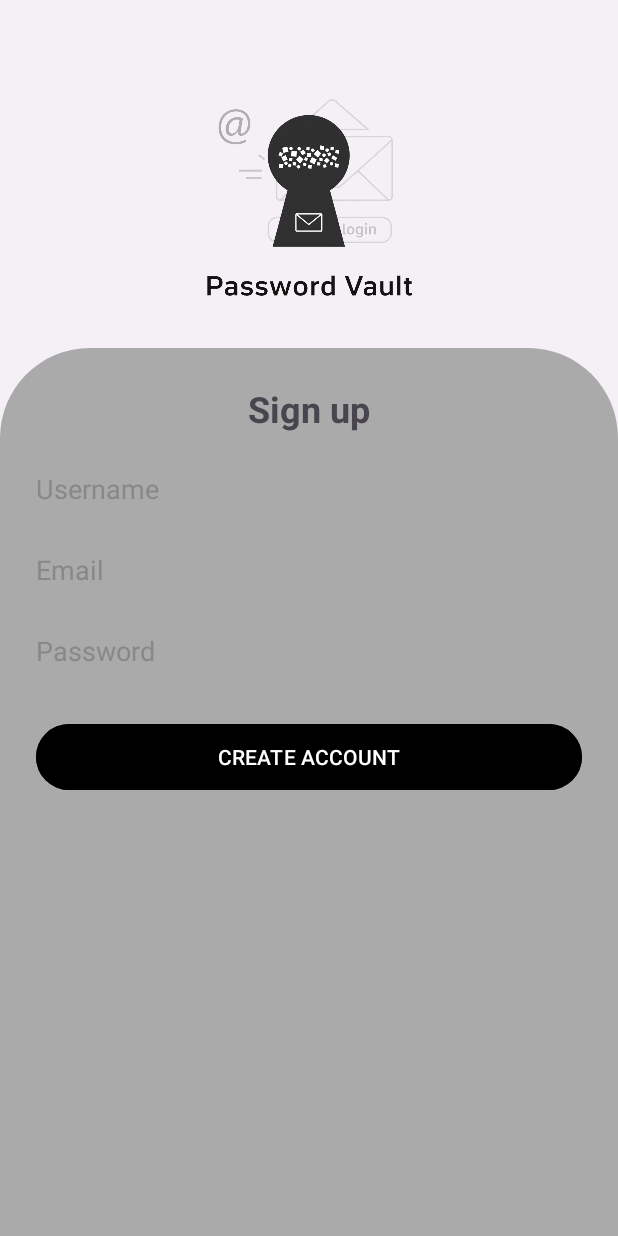
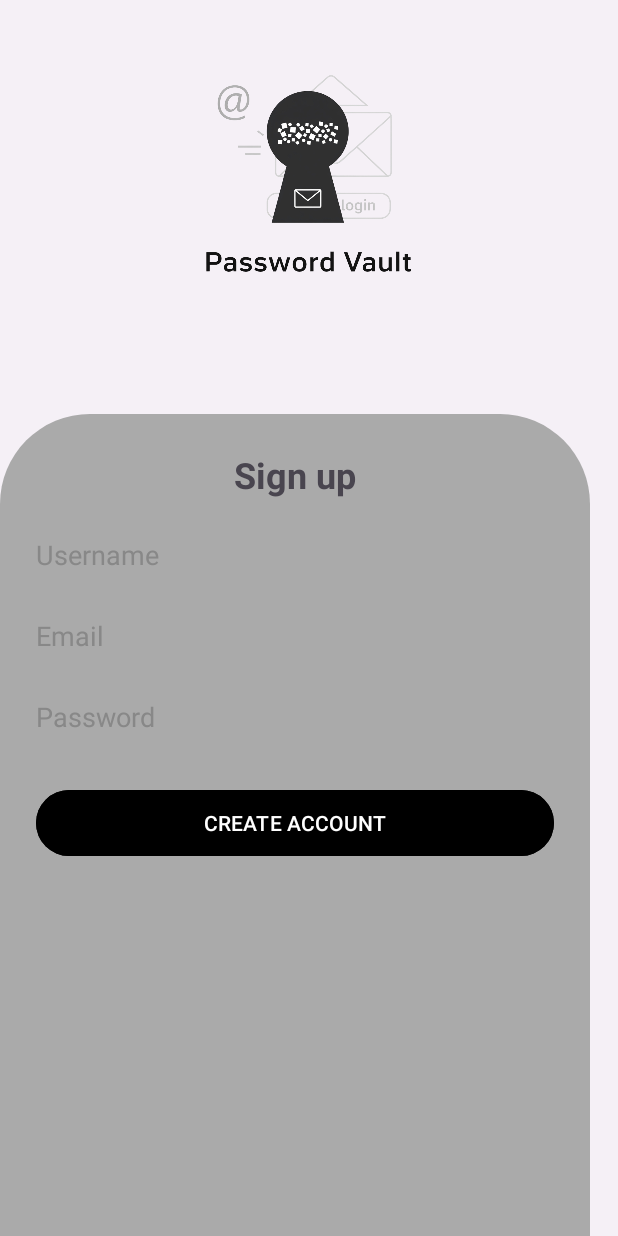
Before and after one commit to LucasFariaTDS/PasswordVault, an Android app: the screen it shows after launch (MainActivity), on a phone screen of 412 x 824 dp. Run offline under Robolectric (Android 15) with nearby library versions, the phone set to English and light mode, and no system bars.

Commit message:
MainAcitivity complet, second acitivity being created.

```diff
--- a/app/src/main/AndroidManifest.xml
+++ b/app/src/main/AndroidManifest.xml
@@ -17,10 +17,9 @@
             android:exported="true">
             <intent-filter>
                 <action android:name="android.intent.action.MAIN" />
-
                 <category android:name="android.intent.category.LAUNCHER" />
             </intent-filter>
         </activity>
+        <activity android:name=".view.SecondActivity" />
     </application>
-
 </manifest>
--- /dev/null
+++ b/app/src/main/java/com/lucas/passwordvault/DB/DB.java
@@ -0,0 +1,40 @@
+package com.lucas.passwordvault.DB;
+
+import android.content.Context;
+import android.database.sqlite.SQLiteDatabase;
+import android.database.sqlite.SQLiteOpenHelper;
+import android.provider.BaseColumns;
+
+public class DB extends SQLiteOpenHelper implements BaseColumns {
+    public static final String Name_Bank = "bank.db";
+    public static final String Table = "dataUsers";
+    public static final String ID = "id";
+    public static final String Username = "username";
+    public static final String Password = "password";
+    public static final String Email = "email";
+    public static final int Version = 1;
+
+    public DB(Context context) {
+        super(context, Name_Bank, null, Version);
+    }
+
+    @Override
+    public void onCreate(SQLiteDatabase sqLiteDatabase) {
+        String criarDB = "CREATE TABLE " + DB.Table +
+                "( " + DB.ID + " INTEGER PRIMARY KEY, "
+                + DB.Username + " text, "
+                + DB.Password + " text, "
+                + DB.Email + " text)";
+        sqLiteDatabase.execSQL(criarDB);
+    }
+
+    @Override
+    public void onUpgrade(SQLiteDatabase sqLiteDatabase, int i, int i1) {
+        sqLiteDatabase.execSQL("DROP TABLE IF EXISTS " + Table);
+        onCreate(sqLiteDatabase);
+    }
+
+    public void onDowngrade(SQLiteDatabase db, int oldVersion, int newVersion) {
+        onUpgrade(db, oldVersion, newVersion);
+    }
+}
--- /dev/null
+++ b/app/src/main/java/com/lucas/passwordvault/controller/DBController.java
@@ -0,0 +1,36 @@
+package com.lucas.passwordvault.controller;
+
+import android.content.ContentValues;
+import android.content.Context;
+import android.database.sqlite.SQLiteDatabase;
+import com.lucas.passwordvault.DB.DB;
+
+public class DBController {
+    private SQLiteDatabase db;
+    private DB bank;
+
+    public DBController(Context context) {
+        bank = new DB(context);
+    }
+
+    public String insertData(String userName, String password, String email) {
+        ContentValues data;
+        long result;
+        db = bank.getWritableDatabase();
+        data = new ContentValues();
+        data.put(DB.Username, userName);
+        data.put(DB.Password, password);
+        data.put(DB.Email, email);
+        try {
+            result = db.insert(DB.Table, null, data);
+            if (result == -1) {
+                return "Error inserting record";
+            } else {
+                return "Record inserted";
+            }
+        } catch (Exception e) {
+            e.printStackTrace();
+            return "Database error: " + e.getMessage();
+        }
+    }
+}
--- /dev/null
+++ b/app/src/main/java/com/lucas/passwordvault/controller/UserController.java
@@ -0,0 +1,32 @@
+package com.lucas.passwordvault.controller;
+
+import android.content.Context;
+import android.content.SharedPreferences;
+
+import com.lucas.passwordvault.model.User;
+
+public class UserController {
+    private static final String KEY_USER_NAME = "username";
+    private static final String KEY_PASSWORD = "password";
+    private static final String KEY_EMAIL = "email";
+    private static final String NAME_PREFERENCE = "data_users";
+    private final SharedPreferences preferences;
+
+    public UserController(Context context) {
+        preferences = context.getSharedPreferences(NAME_PREFERENCE, Context.MODE_PRIVATE);
+    }
+
+    public void saveUsers(User user) {
+        SharedPreferences.Editor dataUsers = preferences.edit();
+        dataUsers.putString(KEY_USER_NAME, user.getName());
+        dataUsers.putString(KEY_PASSWORD, user.getPassword());
+        dataUsers.putString(KEY_EMAIL, user.getEmail());
+        dataUsers.apply();
+    }
+    public User loadUser(){
+        String userName = preferences.getString(KEY_USER_NAME, "");
+        String password = preferences.getString(KEY_PASSWORD, "");
+        String email = preferences.getString(KEY_EMAIL, "");
+        return new User(userName,password,email);
+    }
+}
--- /dev/null
+++ b/app/src/main/java/com/lucas/passwordvault/model/User.java
@@ -0,0 +1,25 @@
+package com.lucas.passwordvault.model;
+
+public class User {
+    private String username;
+    private String password;
+    private String email;
+
+    public User(String username, String password, String email) {
+        this.username = username;
+        this.password = password;
+        this.email = email;
+    }
+
+    public String getName() {
+        return username;
+    }
+
+    public String getPassword() {
+        return password;
+    }
+
+    public String getEmail() {
+        return email;
+    }
+}
--- a/app/src/main/java/com/lucas/passwordvault/view/MainActivity.java
+++ b/app/src/main/java/com/lucas/passwordvault/view/MainActivity.java
@@ -1,16 +1,22 @@
 package com.lucas.passwordvault.view;
 
+import android.content.Intent;
 import android.os.Bundle;
-
+import android.widget.Button;
+import android.widget.EditText;
+import android.widget.Toast;
 import androidx.activity.EdgeToEdge;
 import androidx.appcompat.app.AppCompatActivity;
-import androidx.core.graphics.Insets;
-import androidx.core.view.ViewCompat;
-import androidx.core.view.WindowInsetsCompat;
-
 import com.lucas.passwordvault.R;
+import com.lucas.passwordvault.controller.DBController;
+import com.lucas.passwordvault.controller.UserController;
+import com.lucas.passwordvault.model.User;
 
 public class MainActivity extends AppCompatActivity {
+    private EditText et_Username, et_Email, et_Password;
+    private Button btnRegister;
+    private UserController usersController;
+    private DBController dbController;
 
     @Override
     protected void onCreate(Bundle savedInstanceState) {
@@ -18,7 +24,40 @@ public class MainActivity extends AppCompatActivity {
         EdgeToEdge.enable(this);
         setContentView(R.layout.activity_main);
 
+        usersController = new UserController(this);
+        dbController = new DBController(this);
+        et_Username = findViewById(R.id.et_Username);
+        et_Email = findViewById(R.id.et_Email);
+        et_Password = findViewById(R.id.et_Password);
+        btnRegister = findViewById(R.id.btnRegister);
 
+        btnRegister.setOnClickListener(v -> {
+            if (et_Username.getText().toString().trim().isEmpty() || et_Password.getText().toString().trim().isEmpty() || et_Email.getText().toString().trim().isEmpty()) {
+                Toast.makeText(this, getString(R.string.msg_please_fill_in_all_fields), Toast.LENGTH_SHORT).show();
+                return;
+            } else if (et_Username.getText().toString().trim().length() < 3 && et_Username.getText().toString().trim().length() > 12) {
+                Toast.makeText(this, getString(R.string.msg_error_User), Toast.LENGTH_SHORT).show();
+                return;
+            } else if (et_Password.getText().toString().trim().length() < 8) {
+                Toast.makeText(this, getString(R.string.msg_error_Password), Toast.LENGTH_SHORT).show();
+                return;
+            }
 
+            User user = new User(et_Username.getText().toString(), et_Password.getText().toString(), et_Email.getText().toString());
+            usersController.saveUsers(user);
+            dbController.insertData(user.getName(), user.getPassword(), user.getEmail());
+
+            Toast.makeText(this, getString(R.string.msg_savedData), Toast.LENGTH_SHORT).show();
+
+            Intent intent = new Intent(MainActivity.this, SecondActivity.class);
+            startActivity(intent);
+        });
+        loadUser();
+    }
+    public void loadUser() {
+        User user = usersController.loadUser();
+        et_Username.setText(user.getName());
+        et_Password.setText(user.getPassword());
+        et_Email.setText(user.getEmail());
     }
 }
--- a/app/src/main/res/layout/activity_main.xml
+++ b/app/src/main/res/layout/activity_main.xml
@@ -9,76 +9,77 @@
     tools:context=".view.MainActivity">
 
     <ImageView
-        android:id="@+id/imageView4"
+        android:id="@+id/logoPassword"
         android:layout_width="200dp"
         android:layout_height="200dp"
-        android:layout_marginTop="32dp"
+        android:layout_marginTop="16dp"
         android:src="@drawable/logopassword_nobackground"
-        app:layout_constraintTop_toTopOf="parent"
+        app:layout_constraintEnd_toEndOf="parent"
+        app:layout_constraintHorizontal_bias="0.497"
         app:layout_constraintStart_toStartOf="parent"
-        app:layout_constraintEnd_toEndOf="parent" />
+        app:layout_constraintTop_toTopOf="parent" />
 
     <LinearLayout
         android:id="@+id/loginContainer"
-        android:layout_width="0dp"
-        android:layout_height="0dp"
+        android:layout_width="393dp"
+        android:layout_height="548dp"
+        android:layout_marginTop="24dp"
+        android:background="@drawable/background_register"
         android:orientation="vertical"
-        android:background="@drawable/background_register"
         android:padding="24dp"
-        app:layout_constraintTop_toBottomOf="@id/imageView4"
         app:layout_constraintBottom_toBottomOf="parent"
+        app:layout_constraintEnd_toEndOf="parent"
+        app:layout_constraintHorizontal_bias="0.0"
         app:layout_constraintStart_toStartOf="parent"
-        app:layout_constraintEnd_toEndOf="parent">
+        app:layout_constraintTop_toBottomOf="@+id/logoPassword"
+        app:layout_constraintVertical_bias="1.0">
 
         <TextView
-            android:id="@+id/textView"
+            android:id="@+id/tittleSignUp"
             android:layout_width="wrap_content"
             android:layout_height="wrap_content"
+            android:layout_gravity="center_horizontal"
+            android:layout_marginBottom="16dp"
             android:text="@string/sign_up"
-            android:textStyle="bold"
             android:textSize="24sp"
-            android:layout_gravity="center_horizontal"
-            android:layout_marginBottom="16dp"/>
+            android:textStyle="bold" />
 
         <EditText
-            android:id="@+id/editTextText3"
+            android:id="@+id/et_Username"
             android:layout_width="match_parent"
             android:layout_height="42dp"
+            android:layout_marginBottom="12dp"
+            android:background="@android:color/transparent"
             android:hint="@string/username"
-            android:background="@android:color/transparent"
             android:inputType="text"
-            android:layout_marginBottom="12dp"
-            android:textColor="#000000"
-            android:textColorHint="#888888"/>
+            android:textColorHint="#888888" />
 
         <EditText
-            android:id="@+id/editTextTextEmailAddress2"
+            android:id="@+id/et_Email"
             android:layout_width="match_parent"
             android:layout_height="42dp"
+            android:layout_marginBottom="12dp"
+            android:background="@android:color/transparent"
             android:hint="@string/email"
-            android:background="@android:color/transparent"
             android:inputType="textEmailAddress"
-            android:layout_marginBottom="12dp"
-            android:textColor="#000000"
-            android:textColorHint="#888888"/>
+            android:textColorHint="#888888" />
 
         <EditText
-            android:id="@+id/editTextTextPassword2"
+            android:id="@+id/et_Password"
             android:layout_width="match_parent"
             android:layout_height="42dp"
+            android:layout_marginBottom="24dp"
+            android:background="@android:color/transparent"
             android:hint="@string/password"
-            android:background="@android:color/transparent"
             android:inputType="textPassword"
-            android:layout_marginBottom="24dp"
-            android:textColor="#000000"
-            android:textColorHint="#888888"/>
+            android:textColorHint="#888888" />
 
         <com.google.android.material.button.MaterialButton
-            android:id="@+id/button"
+            android:id="@+id/btnRegister"
             android:layout_width="match_parent"
             android:layout_height="52dp"
             android:backgroundTint="#000000"
             android:text="@string/create_account"
-            android:textColor="#FFFFFF"/>
+            android:textColor="#FFFFFF" />
     </LinearLayout>
 </androidx.constraintlayout.widget.ConstraintLayout>
--- a/app/src/main/res/values/strings.xml
+++ b/app/src/main/res/values/strings.xml
@@ -6,4 +6,8 @@
     <string name="email">Email</string>
     <string name="password">Password</string>
     <string name="create_account">CREATE ACCOUNT</string>
+    <string name="msg_error_User">Add at least 3 or less than 12 letters</string>
+    <string name="msg_error_Password">password must contain at least 8 characters</string>
+    <string name="msg_please_fill_in_all_fields">Please fill in all fields</string>
+    <string name="msg_savedData">Registered</string>
 </resources>
```
Also changed, not shown: app/src/main/java/com/lucas/passwordvault/view/SecondActivity.java (added, +36 -0 lines), app/src/main/res/layout/second_activity.xml (added, +177 -0 lines), app/src/main/res/drawable/password.png (added).
